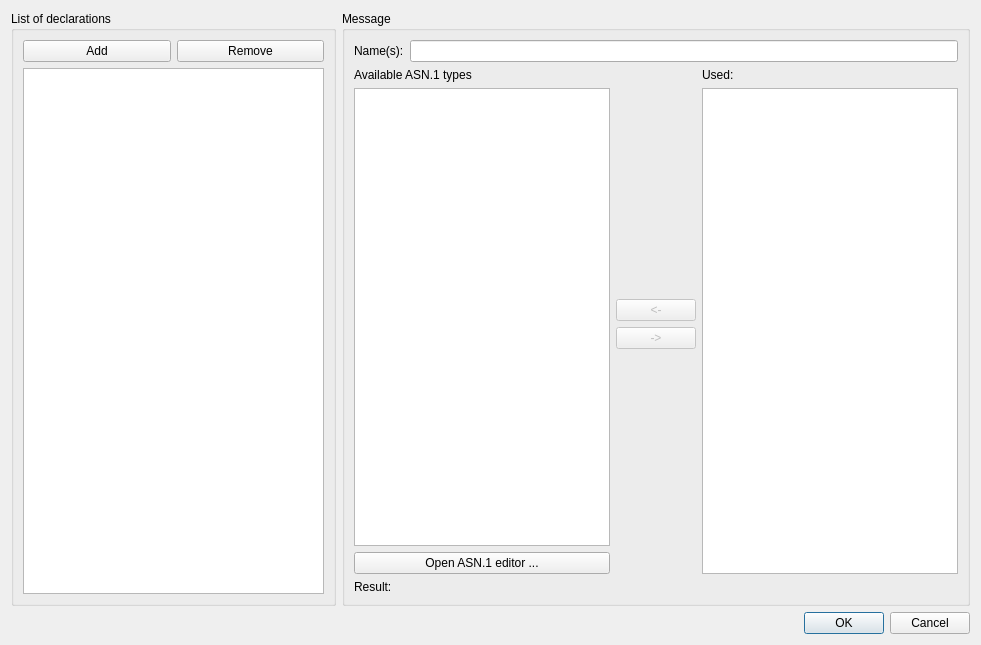
Qt form libs/mscwidgets/messagedeclarationsdialog.ui (esa/spacecreator) before a commit.
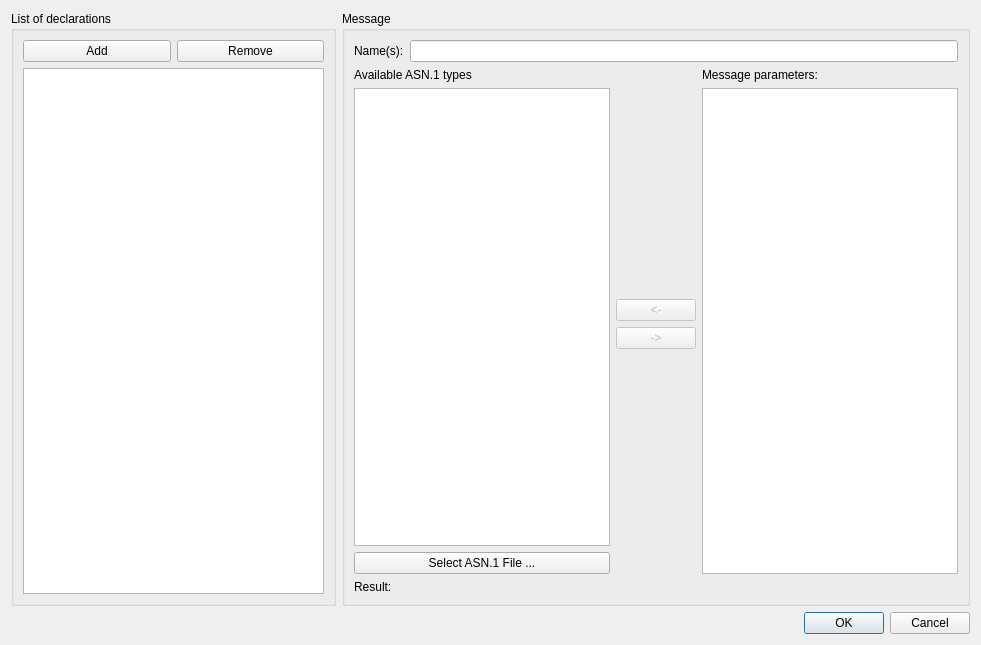
The same form after that commit.

What changed in the file:
```diff
--- a/libs/mscwidgets/messagedeclarationsdialog.ui
+++ b/libs/mscwidgets/messagedeclarationsdialog.ui
@@ -52,7 +52,7 @@
         <item>
          <widget class="QPushButton" name="asn1Button">
           <property name="text">
-           <string>Open ASN.1 editor ...</string>
+           <string>Select ASN.1 File ...</string>
           </property>
          </widget>
         </item>
@@ -76,7 +76,7 @@
         <item>
          <widget class="QLabel" name="label_2">
           <property name="text">
-           <string>Used:</string>
+           <string>Message parameters:</string>
           </property>
          </widget>
         </item>
```
Left out of the diff: 2 changed lines with no effect on the pictures.
